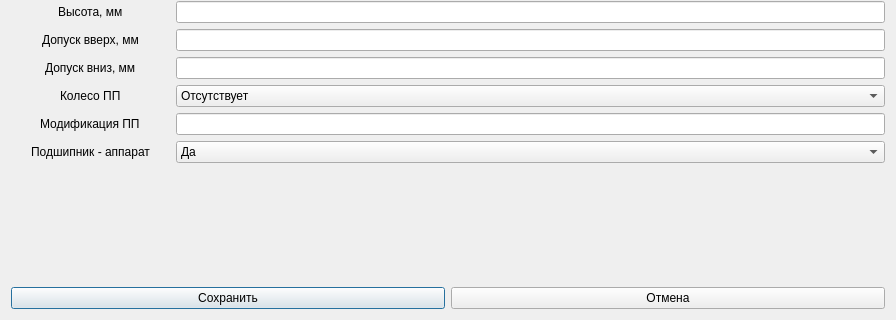
Above: new_item_window.ui from yn4kwert/Technologist before the change; both pictures show x 0 to 896 and y 350 to 670 of the 896 by 670 pixel window. Below: the same form after it.
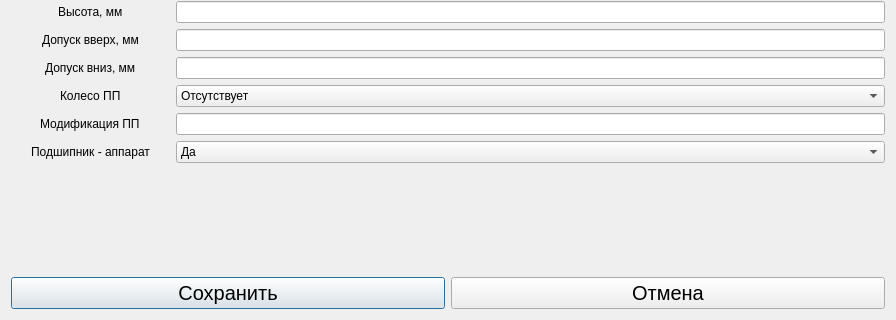
That is the form after the change.

```diff
--- a/new_item_window.ui
+++ b/new_item_window.ui
@@ -608,6 +608,12 @@
       <layout class="QHBoxLayout" name="horizontalLayout">
        <item>
         <widget class="QPushButton" name="pushButtonSave">
+         <property name="font">
+          <font>
+           <family>MS Sans Serif</family>
+           <pointsize>15</pointsize>
+          </font>
+         </property>
          <property name="text">
           <string>Сохранить</string>
          </property>
@@ -615,6 +621,12 @@
        </item>
        <item>
         <widget class="QPushButton" name="pushButtonCancel">
+         <property name="font">
+          <font>
+           <family>MS Sans Serif</family>
+           <pointsize>15</pointsize>
+          </font>
+         </property>
          <property name="text">
           <string>Отмена</string>
          </property>
```
